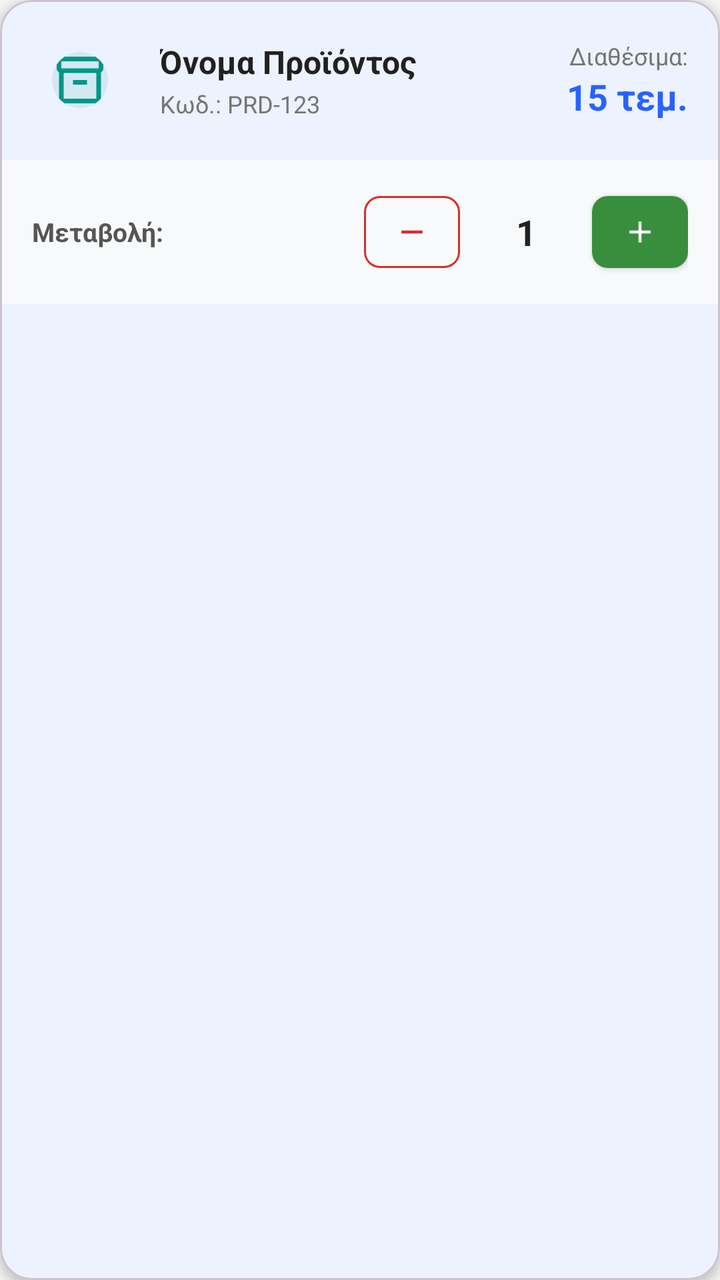
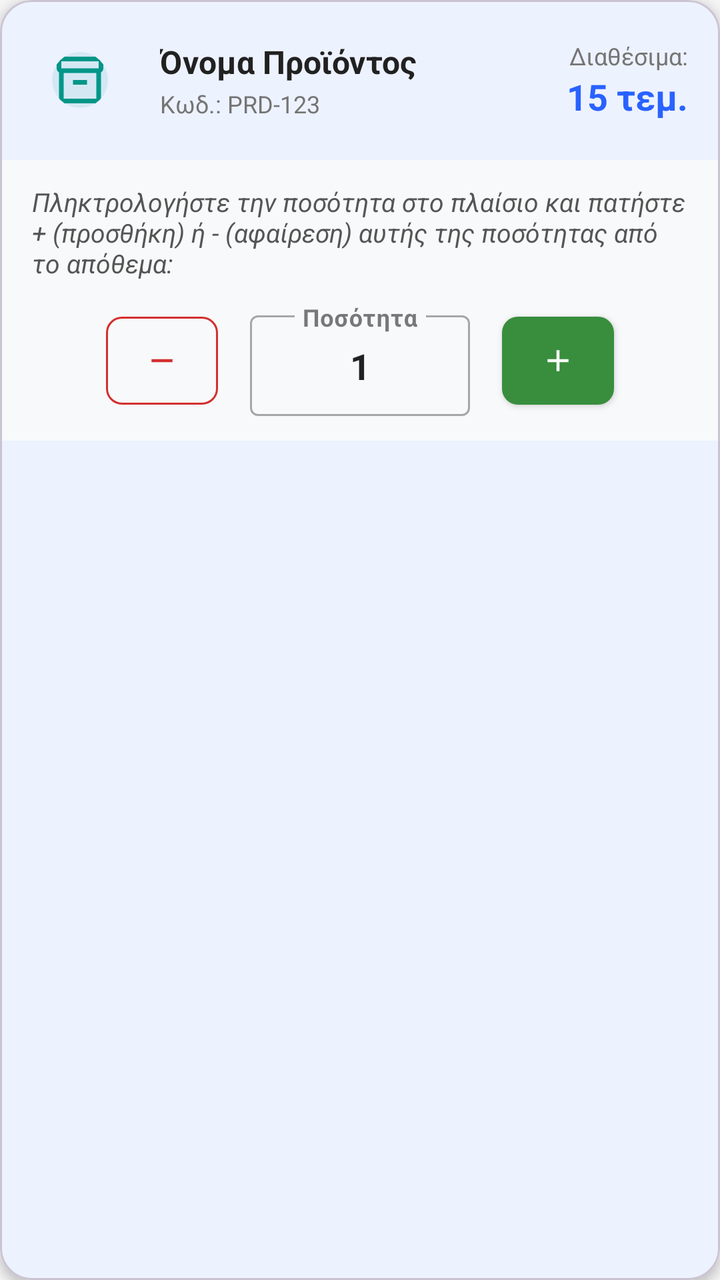

Compare the two renders of this Android layout. The source of the first and the diff that turns it into the second are given below.
<!-- AndroidManifest.xml: application theme Theme.Team21 -->
<!-- res/layout/item_product_quantity.xml -->
<?xml version="1.0" encoding="utf-8"?>
<com.google.android.material.card.MaterialCardView
    xmlns:android="http://schemas.android.com/apk/res/android"
    xmlns:app="http://schemas.android.com/apk/res-auto"
    android:layout_width="match_parent"
    android:layout_height="wrap_content"
    android:layout_marginHorizontal="16dp"
    android:layout_marginVertical="8dp"
    app:cardBackgroundColor="?attr/colorSurface"
    app:cardCornerRadius="16dp"
    app:cardElevation="3dp">

    <LinearLayout
        android:layout_width="match_parent"
        android:layout_height="wrap_content"
        android:orientation="vertical">

        
        <LinearLayout
            android:layout_width="match_parent"
            android:layout_height="wrap_content"
            android:gravity="center_vertical"
            android:orientation="horizontal"
            android:padding="16dp">

            <com.google.android.material.imageview.ShapeableImageView
                android:layout_width="48dp"
                android:layout_height="48dp"
                android:background="#1A009688"
                android:padding="10dp"
                android:src="@drawable/ic_inventory"
                app:shapeAppearanceOverlay="@style/CircleImage"
                app:tint="#009688" />

            <LinearLayout
                android:layout_width="0dp"
                android:layout_height="wrap_content"
                android:layout_marginStart="16dp"
                android:layout_weight="1"
                android:orientation="vertical">

                <TextView
                    android:id="@+id/txtProductName"
                    android:layout_width="wrap_content"
                    android:layout_height="wrap_content"
                    android:text="Όνομα Προϊόντος"
                    android:textColor="?attr/colorOnSurface"
                    android:textSize="16sp"
                    android:textStyle="bold" />

                <TextView
                    android:id="@+id/txtProductCode"
                    android:layout_width="wrap_content"
                    android:layout_height="wrap_content"
                    android:layout_marginTop="2dp"
                    android:text="Κωδ.: PRD-123"
                    android:textColor="?attr/colorOnSurfaceVariant"
                    android:textSize="12sp" />
            </LinearLayout>

            
            <LinearLayout
                android:layout_width="wrap_content"
                android:layout_height="wrap_content"
                android:gravity="end"
                android:orientation="vertical">

                <TextView
                    android:layout_width="wrap_content"
                    android:layout_height="wrap_content"
                    android:text="Διαθέσιμα:"
                    android:textColor="?attr/colorOnSurfaceVariant"
                    android:textSize="12sp" />

                <TextView
                    android:id="@+id/txtCurrentStock"
                    android:layout_width="wrap_content"
                    android:layout_height="wrap_content"
                    android:text="15 τεμ."
                    android:textColor="?attr/colorPrimary"
                    android:textSize="18sp"
                    android:textStyle="bold" />
            </LinearLayout>
        </LinearLayout>

        
        <LinearLayout
            android:layout_width="match_parent"
            android:layout_height="wrap_content"
            android:background="#F8F9FA"
            android:gravity="center_vertical"
            android:orientation="horizontal"
            android:paddingHorizontal="16dp"
            android:paddingVertical="12dp">

            <TextView
                android:layout_width="wrap_content"
                android:layout_height="wrap_content"
                android:text="Μεταβολή:"
                android:textColor="#555555"
                android:textSize="13sp"
                android:textStyle="bold" />

            <View
                android:layout_width="0dp"
                android:layout_height="0dp"
                android:layout_weight="1" />

            
            <com.google.android.material.button.MaterialButton
                android:id="@+id/btnApplyRemove"
                style="@style/Widget.MaterialComponents.Button.OutlinedButton"
                android:layout_width="48dp"
                android:layout_height="48dp"
                app:icon="@drawable/ic_remove"
                app:iconPadding="0dp"
                app:iconGravity="textStart"
                app:iconTint="#D32F2F"
                app:strokeColor="#D32F2F"
                app:cornerRadius="8dp" />

            
            <EditText
                android:id="@+id/edtChangeAmount"
                android:layout_width="50dp"
                android:layout_height="wrap_content"
                android:layout_marginHorizontal="8dp"
                android:gravity="center"
                android:text="1"
                android:inputType="number"
                android:background="@null"
                android:textColor="?attr/colorOnSurface"
                android:textSize="18sp"
                android:textStyle="bold" />

            
            <com.google.android.material.button.MaterialButton
                android:id="@+id/btnApplyAdd"
                style="@style/Widget.MaterialComponents.Button"
                android:layout_width="48dp"
                android:layout_height="48dp"
                app:icon="@drawable/ic_add"
                app:iconPadding="0dp"
                app:iconGravity="textStart"
                app:backgroundTint="#388E3C"
                app:cornerRadius="8dp" />
        </LinearLayout>
    </LinearLayout>
</com.google.android.material.card.MaterialCardView>
<!-- resources referenced by this layout -->
<resources>
  <!-- drawable ic_add (drawable) -->
  <vector xmlns:android="http://schemas.android.com/apk/res/android"
      android:width="24dp"
      android:height="24dp"
      android:viewportWidth="960"
      android:viewportHeight="960"
      android:tint="?attr/colorControlNormal">
    <path
        android:fillColor="@android:color/white"
        android:pathData="M440,520L200,520L200,440L440,440L440,200L520,200L520,440L760,440L760,520L520,520L520,760L440,760L440,520Z"/>
  </vector>
  <!-- drawable ic_inventory (drawable) -->
  <vector xmlns:android="http://schemas.android.com/apk/res/android"
      android:width="24dp"
      android:height="24dp"
      android:viewportWidth="960"
      android:viewportHeight="960"
      android:tint="?attr/colorControlNormal">
    <path
        android:fillColor="@android:color/white"
        android:pathData="M200,880Q167,880 143.5,856.5Q120,833 120,800L120,349Q102,338 91,320.5Q80,303 80,280L80,160Q80,127 103.5,103.5Q127,80 160,80L800,80Q833,80 856.5,103.5Q880,127 880,160L880,280Q880,303 869,320.5Q858,338 840,349L840,800Q840,833 816.5,856.5Q793,880 760,880L200,880ZM200,360L200,800Q200,800 200,800Q200,800 200,800L760,800Q760,800 760,800Q760,800 760,800L760,360L200,360ZM160,280L800,280Q800,280 800,280Q800,280 800,280L800,160Q800,160 800,160Q800,160 800,160L160,160Q160,160 160,160Q160,160 160,160L160,280Q160,280 160,280Q160,280 160,280ZM360,560L600,560L600,480L360,480L360,560ZM480,580L480,580L480,580Q480,580 480,580Q480,580 480,580L480,580Q480,580 480,580Q480,580 480,580Z"/>
  </vector>
  <!-- drawable ic_remove (drawable) -->
  <vector xmlns:android="http://schemas.android.com/apk/res/android"
      android:width="24dp"
      android:height="24dp"
      android:viewportWidth="960"
      android:viewportHeight="960"
      android:tint="?attr/colorControlNormal">
    <path
        android:fillColor="@android:color/white"
        android:pathData="M200,520L200,440L760,440L760,520L200,520Z"/>
  </vector>
  <style name="CircleImage">
          <item name="cornerFamily">rounded</item>
          <item name="cornerSize">50%</item>
      </style>
  <style name="Theme.Team21" parent="Base.Theme.Team21" />
  <style name="Base.Theme.Team21" parent="Theme.Material3.DayNight.NoActionBar">
  
          
          <item name="android:windowBackground">@color/bg_light</item>
          <item name="colorSurface">@color/card_light</item>
          <item name="colorSurfaceVariant">@color/input_bg_light</item>
  
          
          <item name="colorOnSurface">@color/text_dark</item>
          <item name="colorOnSurfaceVariant">@color/text_muted_light</item>
  
          <item name="colorOnPrimary">@color/white</item>
  
          
          <item name="colorPrimary">@color/eshop_primary</item>
          <item name="colorSecondary">@color/eshop_accent</item>
  
          <item name="colorError">@color/error_red_light</item>
  
          
          <item name="android:statusBarColor">@color/bg_light</item>
          <item name="android:windowLightStatusBar">true</item>
  
          
          <item name="colorFilterActive">@color/filter_active_light</item>
          <item name="colorFilterUnselected">@color/filter_bg_unselected_light</item>
  
          
          <item name="colorMenuButton">@color/teal_menu_light</item>
      </style>
  <color name="bg_light">#F5F5F5</color>
  <color name="card_light">#FFFFFF</color>
  <color name="input_bg_light">#EBEBEB</color>
  <color name="text_dark">#212121</color>
  <color name="text_muted_light">#757575</color>
  <color name="white">#FFFFFFFF</color>
  <color name="eshop_primary">#2962FF</color>
  <color name="eshop_accent">#FF6D00</color>
  <color name="error_red_light">#D32F2F</color>
  <color name="filter_active_light">#2962FF</color>
  <color name="filter_bg_unselected_light">#E0E0E0</color>
  <color name="teal_menu_light">#009688</color>
</resources>

<!-- the commit's change to res/layout/item_product_quantity.xml (unified diff, before → after) -->
@@ -58,7 +58,6 @@
                     android:textSize="12sp" />
             </LinearLayout>
 
-            
             <LinearLayout
                 android:layout_width="wrap_content"
                 android:layout_height="wrap_content"
@@ -88,62 +87,71 @@
             android:layout_width="match_parent"
             android:layout_height="wrap_content"
             android:background="#F8F9FA"
-            android:gravity="center_vertical"
-            android:orientation="horizontal"
+            android:orientation="vertical"
             android:paddingHorizontal="16dp"
             android:paddingVertical="12dp">
 
+            
             <TextView
-                android:layout_width="wrap_content"
+                android:layout_width="match_parent"
                 android:layout_height="wrap_content"
-                android:text="Μεταβολή:"
+                android:layout_marginBottom="12dp"
+                android:text="Πληκτρολογήστε την ποσότητα στο πλαίσιο και πατήστε + (προσθήκη) ή - (αφαίρεση) αυτής της ποσότητας από το απόθεμα:"
                 android:textColor="#555555"
                 android:textSize="13sp"
-                android:textStyle="bold" />
+                android:textStyle="italic" />
 
-            <View
-                android:layout_width="0dp"
-                android:layout_height="0dp"
-                android:layout_weight="1" />
+            <LinearLayout
+                android:layout_width="match_parent"
+                android:layout_height="wrap_content"
+                android:gravity="center"
+                android:orientation="horizontal">
 
-            
-            <com.google.android.material.button.MaterialButton
-                android:id="@+id/btnApplyRemove"
-                style="@style/Widget.MaterialComponents.Button.OutlinedButton"
-                android:layout_width="48dp"
-                android:layout_height="48dp"
-                app:icon="@drawable/ic_remove"
-                app:iconPadding="0dp"
-                app:iconGravity="textStart"
-                app:iconTint="#D32F2F"
-                app:strokeColor="#D32F2F"
-                app:cornerRadius="8dp" />
+                
+                <com.google.android.material.button.MaterialButton
+                    android:id="@+id/btnApplyRemove"
+                    style="@style/Widget.MaterialComponents.Button.OutlinedButton"
+                    android:layout_width="56dp"
+                    android:layout_height="56dp"
+                    app:icon="@drawable/ic_remove"
+                    app:iconPadding="0dp"
+                    app:iconGravity="textStart"
+                    app:iconTint="#D32F2F"
+                    app:strokeColor="#D32F2F"
+                    app:cornerRadius="8dp" />
 
-            
-            <EditText
-                android:id="@+id/edtChangeAmount"
-                android:layout_width="50dp"
-                android:layout_height="wrap_content"
-                android:layout_marginHorizontal="8dp"
-                android:gravity="center"
-                android:text="1"
-                android:inputType="number"
-                android:background="@null"
-                android:textColor="?attr/colorOnSurface"
-                android:textSize="18sp"
-                android:textStyle="bold" />
+                
+                <com.google.android.material.textfield.TextInputLayout
+                    style="@style/Widget.MaterialComponents.TextInputLayout.OutlinedBox.Dense"
+                    android:layout_width="110dp"
+                    android:layout_height="wrap_content"
+                    android:layout_marginHorizontal="16dp"
+                    android:hint="Ποσότητα">
 
-            
-            <com.google.android.material.button.MaterialButton
-                android:id="@+id/btnApplyAdd"
-                style="@style/Widget.MaterialComponents.Button"
-                android:layout_width="48dp"
-                android:layout_height="48dp"
-                app:icon="@drawable/ic_add"
-                app:iconPadding="0dp"
-                app:iconGravity="textStart"
-                app:backgroundTint="#388E3C"
-                app:cornerRadius="8dp" />
+                    <com.google.android.material.textfield.TextInputEditText
+                        android:id="@+id/edtChangeAmount"
+                        android:layout_width="match_parent"
+                        android:layout_height="wrap_content"
+                        android:gravity="center"
+                        android:inputType="number"
+                        android:text="1"
+                        android:textColor="?attr/colorOnSurface"
+                        android:textSize="18sp"
+                        android:textStyle="bold" />
+                </com.google.android.material.textfield.TextInputLayout>
+
+                
+                <com.google.android.material.button.MaterialButton
+                    android:id="@+id/btnApplyAdd"
+                    style="@style/Widget.MaterialComponents.Button"
+                    android:layout_width="56dp"
+                    android:layout_height="56dp"
+                    app:icon="@drawable/ic_add"
+                    app:iconPadding="0dp"
+                    app:iconGravity="textStart"
+                    app:backgroundTint="#388E3C"
+                    app:cornerRadius="8dp" />
+            </LinearLayout>
         </LinearLayout>
     </LinearLayout>
 </com.google.android.material.card.MaterialCardView>
